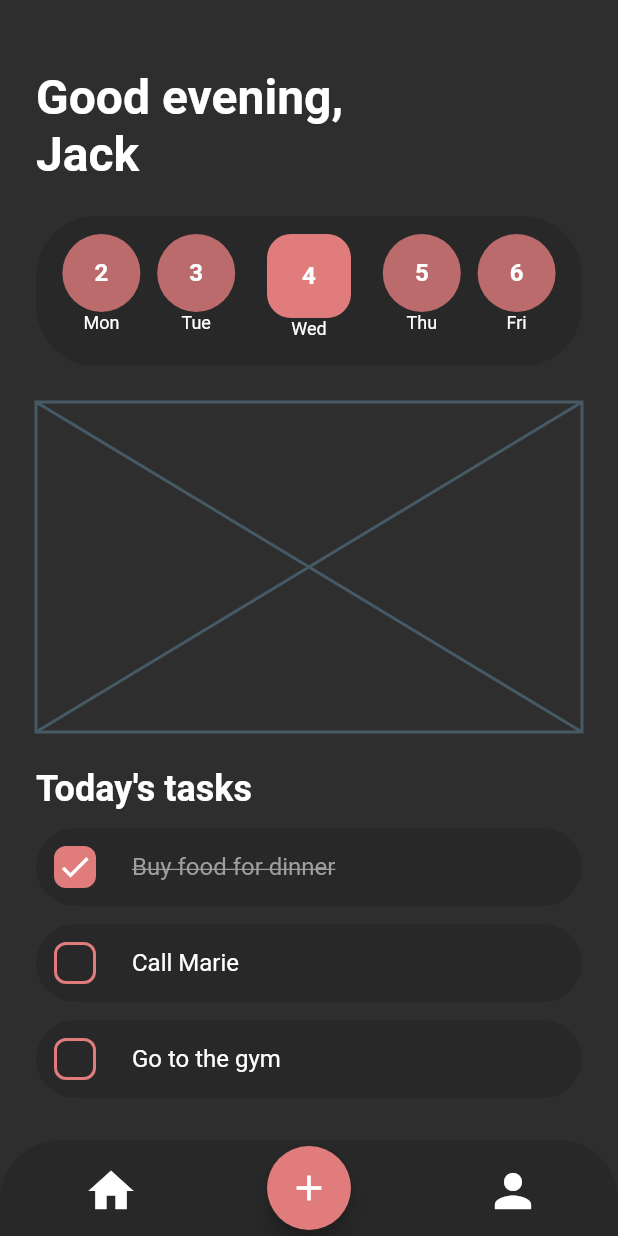
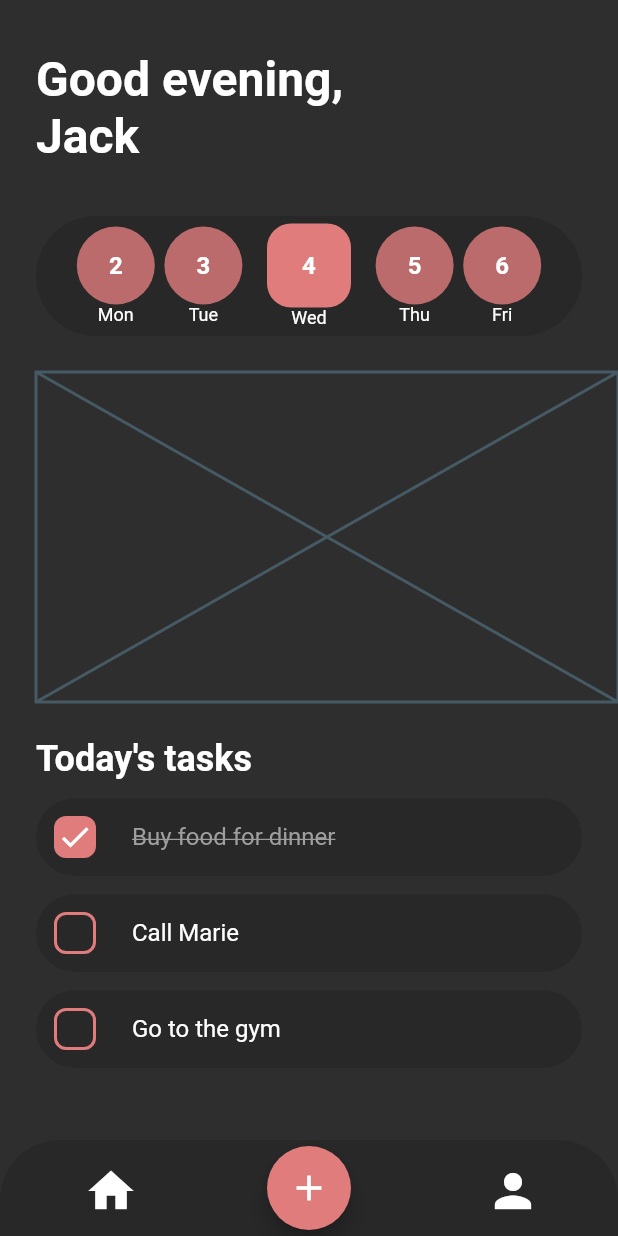
Before and after one commit to MegaJoon/flutter_nov, a Flutter app: the screen it shows after launch, on a phone screen of 412 x 824 dp. Run offline on Flutter 3.47's test engine with Material 2 defaults, Android fonts, the phone set to English and light mode, and no system bars; our stand-ins replace badges, cloud_firestore, dots_indicator, font_awesome_flutter, path_drawing; missing offline and left inert: scrollable_bottom_sheet; accounts and stored records are empty.

Commit message:
arrange padding, margin
arrange padding, margin

```diff
--- a/lib/1119/todo_app.dart
+++ b/lib/1119/todo_app.dart
@@ -32,9 +32,7 @@ class _TodoAppState extends State<TodoApp> {
       body: Stack(
         children: <Widget>[
           // content
-          Padding(
-            padding: EdgeInsets.all(padding),
-            child: Column(
+          Column(
             children: <Widget>[
               // appbar title
               SafeArea(
@@ -42,6 +40,7 @@ class _TodoAppState extends State<TodoApp> {
                 left: true,
                 right: true,
                 child: Container(
+                  padding: EdgeInsets.only(top: padding, left: padding, right: padding),
                   alignment: Alignment.centerLeft,
                   height: 120.0,
                   child: Text(
@@ -56,17 +55,22 @@ class _TodoAppState extends State<TodoApp> {
 
               // pick date
               Container(
-                  padding: EdgeInsets.all(padding * 0.5),
-                  height: 100.0,
+                padding: EdgeInsets.only(left: padding, right: padding),
+                margin: EdgeInsets.all(padding),
+                height: 80.0,
                 decoration: BoxDecoration(
                   borderRadius: BorderRadius.circular(40.0),
                   color: _containerColor,
                 ),
                 child: Row(
+                  crossAxisAlignment: CrossAxisAlignment.center,
+                  mainAxisAlignment: MainAxisAlignment.spaceBetween,
                   children: <Widget>[
                     Flexible(
                       fit: FlexFit.tight,
                       child: Column(
+                        crossAxisAlignment: CrossAxisAlignment.center,
+                        mainAxisAlignment: MainAxisAlignment.center,
                         children: <Widget>[
                           Container(
                             height: 52.0,
@@ -99,6 +103,8 @@ class _TodoAppState extends State<TodoApp> {
                     Flexible(
                       fit: FlexFit.tight,
                       child: Column(
+                        crossAxisAlignment: CrossAxisAlignment.center,
+                        mainAxisAlignment: MainAxisAlignment.center,
                         children: <Widget>[
                           Container(
                             height: 52.0,
@@ -133,6 +139,8 @@ class _TodoAppState extends State<TodoApp> {
                     Flexible(
                       fit: FlexFit.tight,
                       child: Column(
+                        crossAxisAlignment: CrossAxisAlignment.center,
+                        mainAxisAlignment: MainAxisAlignment.center,
                         children: <Widget>[
                           Container(
                             height: 56.0,
@@ -168,6 +176,8 @@ class _TodoAppState extends State<TodoApp> {
                     Flexible(
                       fit: FlexFit.tight,
                       child: Column(
+                        crossAxisAlignment: CrossAxisAlignment.center,
+                        mainAxisAlignment: MainAxisAlignment.center,
                         children: <Widget>[
                           Container(
                             height: 52.0,
@@ -200,6 +210,8 @@ class _TodoAppState extends State<TodoApp> {
                     Flexible(
                       fit: FlexFit.tight,
                       child: Column(
+                        crossAxisAlignment: CrossAxisAlignment.center,
+                        mainAxisAlignment: MainAxisAlignment.center,
                         children: <Widget>[
                           Container(
                             height: 52.0,
@@ -234,13 +246,15 @@ class _TodoAppState extends State<TodoApp> {
 
              // your habits
              Container(
-                 margin: EdgeInsets.only(top: padding),
+               padding: EdgeInsets.only(left: padding),
+//               margin: EdgeInsets.only(top: padding),
                height: 220.0,
                child: Placeholder(),
              ),
 
               // today's tasks
               Container(
+                padding: EdgeInsets.only(left: padding, right: padding),
                 margin: EdgeInsets.only(top: padding),
                 height: 220.0,
                 child: Column(
@@ -355,7 +369,6 @@ class _TodoAppState extends State<TodoApp> {
               ),
             ],
           ),
-          ),
 
           // bottom
           Positioned(
```
Lines whose indentation alone changed are shown as unchanged.
